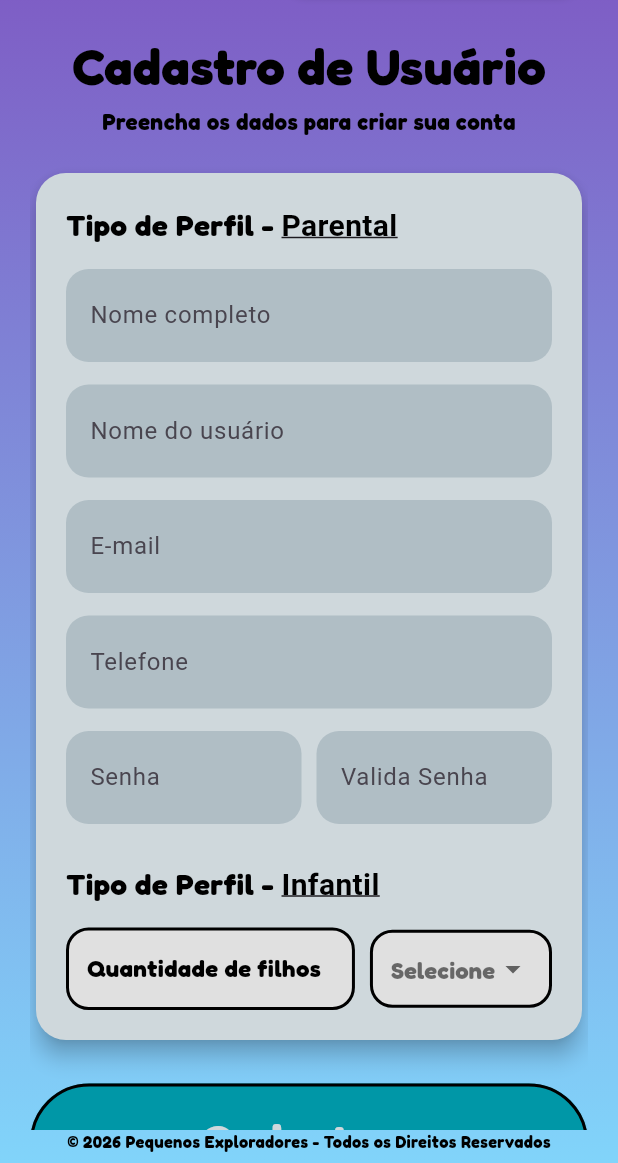
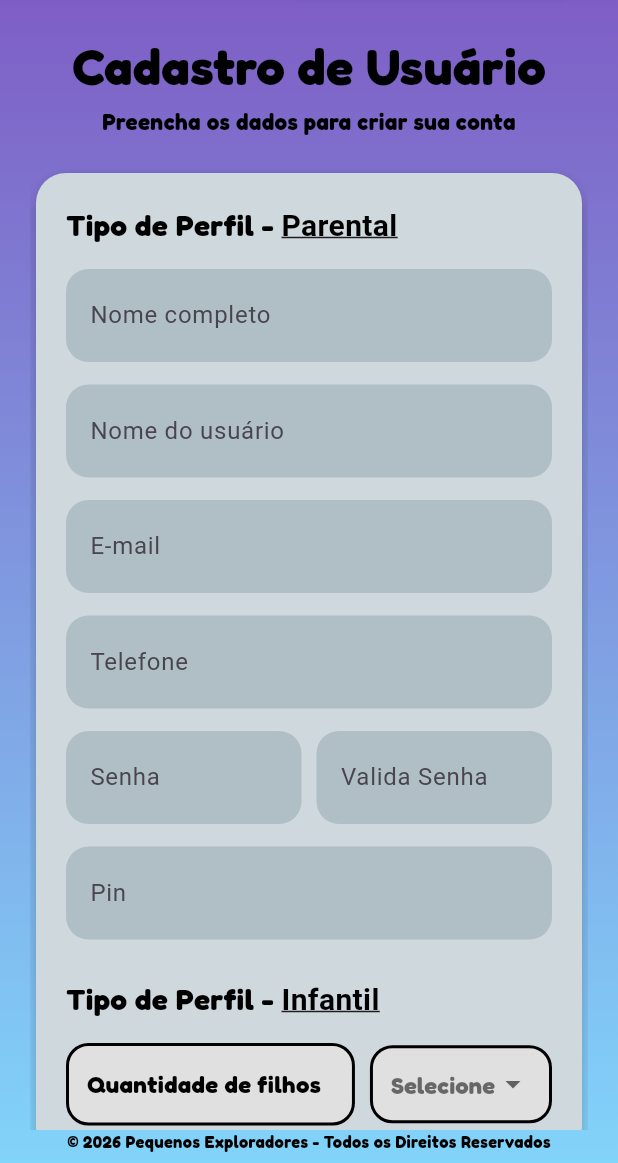
Before and after one commit to Le2006faria/p1-ppdm, a Flutter app: the CadastrarUsuarioView screen opened by its route, on a phone screen of 412 x 824 dp, the part 73-1236 px from its top. Run offline on Flutter 3.47's test engine with Material 3 defaults, Android fonts, the phone set to English and light mode, and no system bars; our stand-ins replace device_preview_plus, font_awesome_flutter, get_it, google_fonts.

Commit message:
removendo o controller de sobre e abertura; corrigindo captura do nome da criança durante navegação do app (principal e jogo portugues); adicionando campo de pin para senha que o adulto utilizará para acessar algumas telas dentro do app

```diff
--- a/pequenosExploradores/lib/controller/abertura_app_controller.dart
+++ /dev/null
@@ -1,5 +0,0 @@
-import 'package:flutter/material.dart';
-
-class AberturaAppController extends ChangeNotifier{
-
-}
--- a/pequenosExploradores/lib/controller/cadastrar_usuario_controller.dart
+++ b/pequenosExploradores/lib/controller/cadastrar_usuario_controller.dart
@@ -8,6 +8,7 @@ class CadastrarUsuarioController extends ChangeNotifier {
   String _senha = '';
   String _confirmarSenha = '';
   int _quantidadeFilhos = 0;
+  String _pin = '';
   List<String> _nomesFilhos = [];
 
   String get nomeCompleto => _nomeCompleto;
@@ -18,6 +19,7 @@ class CadastrarUsuarioController extends ChangeNotifier {
   String get confirmarSenha => _confirmarSenha;
   int get quantidadeFilhos => _quantidadeFilhos;
   List<String> get nomesFilhos => _nomesFilhos;
+  String get pin => _pin;
 
   void setNomeCompleto(String novoNome) {
     _nomeCompleto = novoNome;
@@ -66,4 +68,9 @@ class CadastrarUsuarioController extends ChangeNotifier {
     _nomesFilhos[indice] = novoNome;
     notifyListeners();
   }
+
+  void setPin(String novoPin) {
+    _pin = novoPin;
+    notifyListeners();
+  }
 }
--- a/pequenosExploradores/lib/controller/sobre_controller.dart
+++ /dev/null
@@ -1,5 +0,0 @@
-import 'package:flutter/material.dart';
-
-class SobreController extends ChangeNotifier{
-
-}
--- a/pequenosExploradores/lib/core/dependencias.dart
+++ b/pequenosExploradores/lib/core/dependencias.dart
@@ -1,5 +1,4 @@
 import 'package:get_it/get_it.dart';
-import 'package:progrmacao/controller/abertura_app_controller.dart';
 import 'package:progrmacao/controller/area_pais_controller.dart';
 import 'package:progrmacao/controller/cadastrar_usuario_controller.dart';
 import 'package:progrmacao/controller/jogo_matematica_controller.dart';
@@ -8,7 +7,6 @@ import 'package:progrmacao/controller/login_controller.dart';
 import 'package:progrmacao/controller/perfil_controller.dart';
 import 'package:progrmacao/controller/principal_controller.dart';
 import 'package:progrmacao/controller/recuperar_senha_controller.dart';
-import 'package:progrmacao/controller/sobre_controller.dart';
 
 // Instância global do GetIt, usada para registrar os controllers aqui
 final g = GetIt.instance;
@@ -16,7 +14,6 @@ final g = GetIt.instance;
 // Registra todos os controllers no GetIt
 void configurarDependencias(){
 
-  g.registerSingleton<AberturaAppController>(AberturaAppController());
   g.registerSingleton<AreaPaisController>(AreaPaisController());
   g.registerSingleton<CadastrarUsuarioController>(CadastrarUsuarioController());
   g.registerSingleton<JogoMatematicaController>(JogoMatematicaController());
@@ -25,6 +22,5 @@ void configurarDependencias(){
   g.registerSingleton<PerfilController>(PerfilController());
   g.registerSingleton<PrincipalController>(PrincipalController());
   g.registerSingleton<RecuperarSenhaController>(RecuperarSenhaController());
-  g.registerSingleton<SobreController>(SobreController());
 
 }
--- a/pequenosExploradores/lib/view/cadastrar_usuario_view.dart
+++ b/pequenosExploradores/lib/view/cadastrar_usuario_view.dart
@@ -93,8 +93,15 @@ class _CadastrarUsuarioViewState extends State<CadastrarUsuarioView> {
           ctrl.senha.isEmpty ||
           ctrl.confirmarSenha.isEmpty ||
           ctrl.quantidadeFilhos == 0 ||
+          ctrl.pin.isEmpty ||
           ctrl.nomesFilhos.any((nome) => nome.trim().isEmpty)) {
         _mostrarAlerta('Atenção', 'Preencha todos os campos!');
+        return;
+      }
+
+      // Pin com exatamente 4 números
+      if (ctrl.pin.length != 4) {
+        _mostrarAlerta('Pin inválido', 'O pin deve ter 4 números!');
         return;
       }
 
@@ -355,6 +362,22 @@ class _CadastrarUsuarioViewState extends State<CadastrarUsuarioView> {
                                   ],
                                 ),
 
+                                SizedBox(height: 15),
+                                _campoTexto(
+                                  label: 'Pin',
+                                  senha: true, // esconde os dígitos
+                                  teclado: TextInputType.number,
+                                  formatadores: [
+                                    FilteringTextInputFormatter
+                                        .digitsOnly, // só números
+                                    LengthLimitingTextInputFormatter(
+                                      4,
+                                    ), // no máximo 4
+                                  ],
+                                  onChanged: (valor) {
+                                    ctrl.setPin(valor);
+                                  },
+                                ),
                                 SizedBox(height: 25),
                                 Text.rich(
                                   TextSpan(
```
Also changed, not shown: pequenosExploradores/lib/controller/principal_controller.dart (+8 -1 lines), pequenosExploradores/lib/view/abertura_app_view.dart (+0 -12 lines), pequenosExploradores/lib/view/jogo_portugues_view.dart (+1 -9 lines), pequenosExploradores/lib/view/principal_view.dart (+14 -5 lines).
